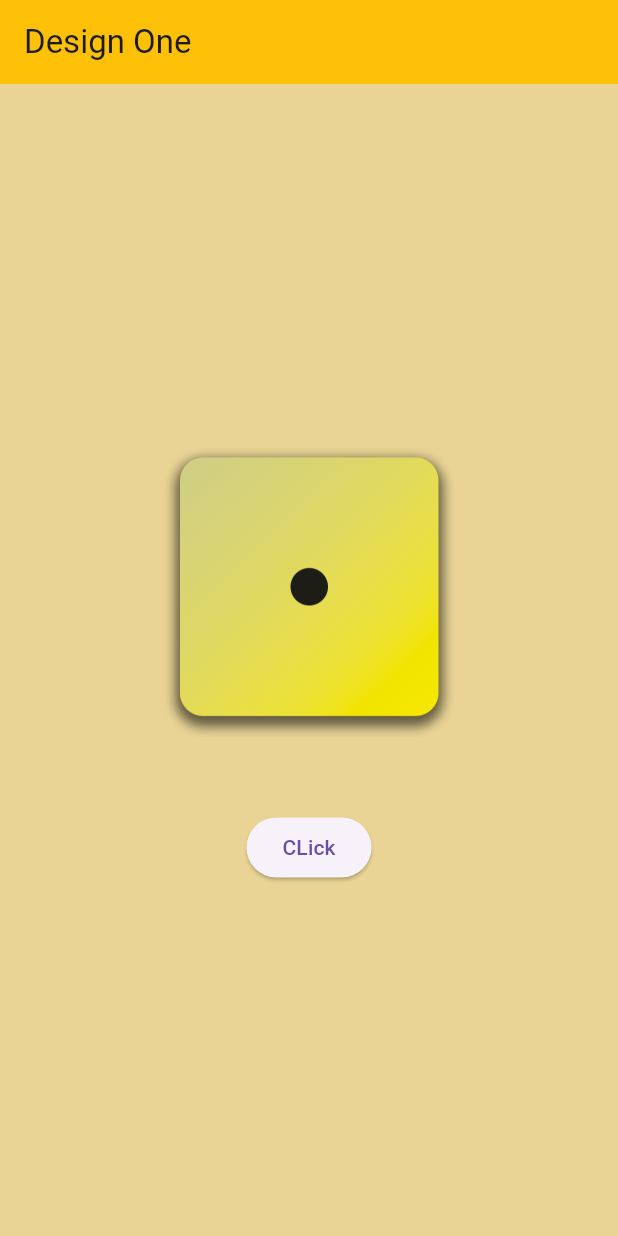
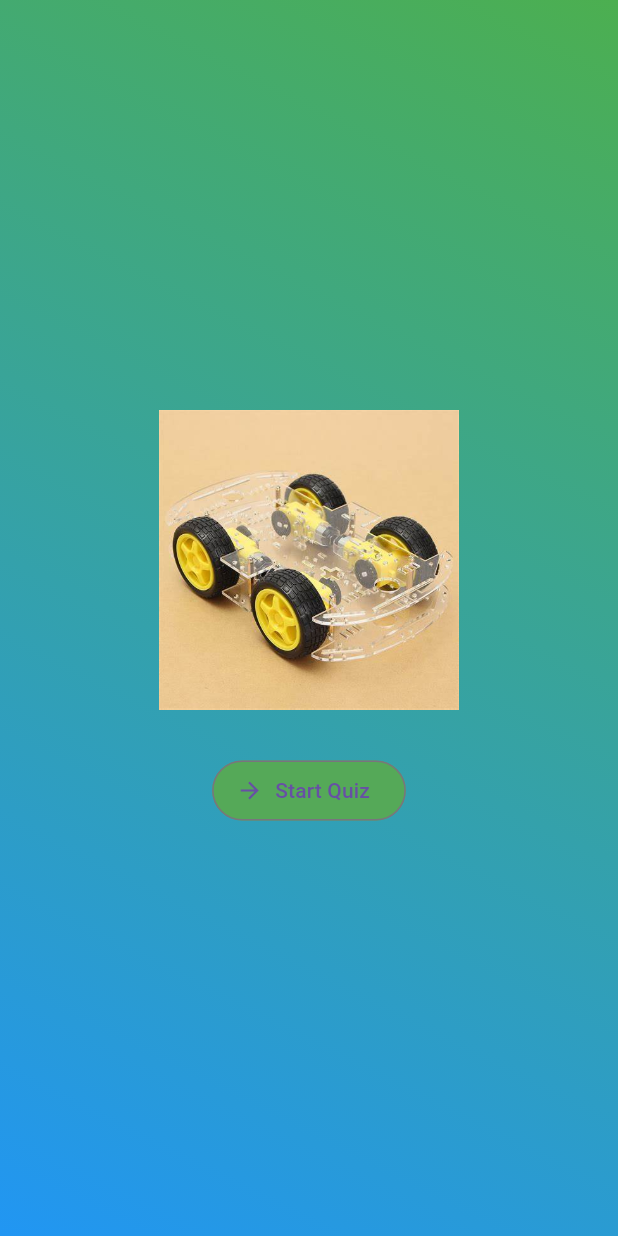
Before and after one commit to Azklany/Simple_Apps, a Flutter app: the screen it shows after launch, on a phone screen of 412 x 824 dp. Run offline on Flutter 3.47's test engine with Material 3 defaults, Android fonts, the phone set to English and light mode, and no system bars.

Commit message:
Simple Quiz App

```diff
--- a/lib/home.dart
+++ b/lib/home.dart
@@ -1,48 +1,44 @@
-import 'dart:developer' as dev;
-import 'dart:math';
-
+import 'package:app_one/scrren1.dart';
 import 'package:flutter/material.dart';
 
-class MyPageHome extends StatefulWidget {
-  const MyPageHome({super.key});
+class MyHomePage extends StatefulWidget {
+  const MyHomePage({super.key});
 
   @override
-  State<MyPageHome> createState() => _MyPageHomeState();
+  State<MyHomePage> createState() => _MyHomePageState();
 }
 
-class _MyPageHomeState extends State<MyPageHome> {
-  int selectedPic = 1;
-  var random = Random();
-  void changePic() {
-    setState(() {
-      selectedPic = random.nextInt(6) + 1;
-    });
-  }
-
+class _MyHomePageState extends State<MyHomePage> {
   @override
   Widget build(BuildContext context) {
     return Scaffold(
-      backgroundColor: const Color.fromARGB(255, 233, 212, 149),
-      appBar: AppBar(
-        title: const Text("Design One"),
-        backgroundColor: Colors.amber,
-      ),
-      body: Center(
-        child: Column(
-          mainAxisAlignment: MainAxisAlignment.center,
-          children: [
-            Image.asset(
-              "images/dice-$selectedPic.png",
-              width: 200,
-            ),
-            const SizedBox(height: 50),
-            ElevatedButton(
+      body: Container(
+        decoration: const BoxDecoration(
+          gradient: LinearGradient(
+              colors: [Colors.blue, Colors.green],
+              begin: Alignment.bottomLeft,
+              end: Alignment.topRight),
+        ),
+        child: Center(
+          child: Column(
+            mainAxisAlignment: MainAxisAlignment.center,
+            children: [
+              Image.asset("images/OIP.jpeg", width: 200),
+              const SizedBox(height: 30),
+              OutlinedButton.icon(
                 onPressed: () {
-                  changePic();
-                  dev.log("Clicked");
+                  Navigator.of(context)
+                      .pushReplacement(MaterialPageRoute(builder: (_) {
+                    return const Screen1();
+                  }));
                 },
-                child: const Text("CLick"))
-          ],
+                label: const Text("Start Quiz"),
+                icon: const Icon(Icons.arrow_forward),
+                style: OutlinedButton.styleFrom(
+                    backgroundColor: const Color.fromARGB(255, 85, 169, 88)),
+              )
+            ],
+          ),
         ),
       ),
     );
--- a/lib/main.dart
+++ b/lib/main.dart
@@ -12,7 +12,7 @@ class MyApp extends StatelessWidget {
   Widget build(BuildContext context) {
     return const MaterialApp(
       debugShowCheckedModeBanner: false,
-      home: MyPageHome(),
+      home: MyHomePage(),
     );
   }
 }
```
Also changed, not shown: lib/data/questions.dart (added, +13 -0 lines), lib/screen2.dart (+10 -2 lines), lib/scrren1.dart (+81 -7 lines).
